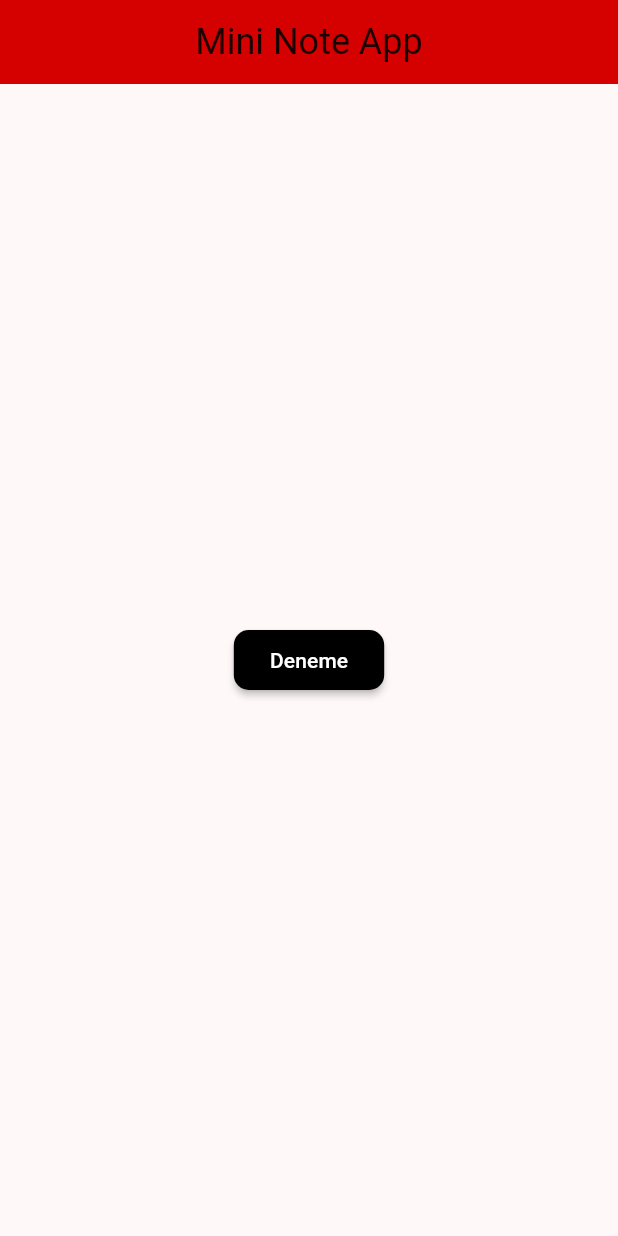
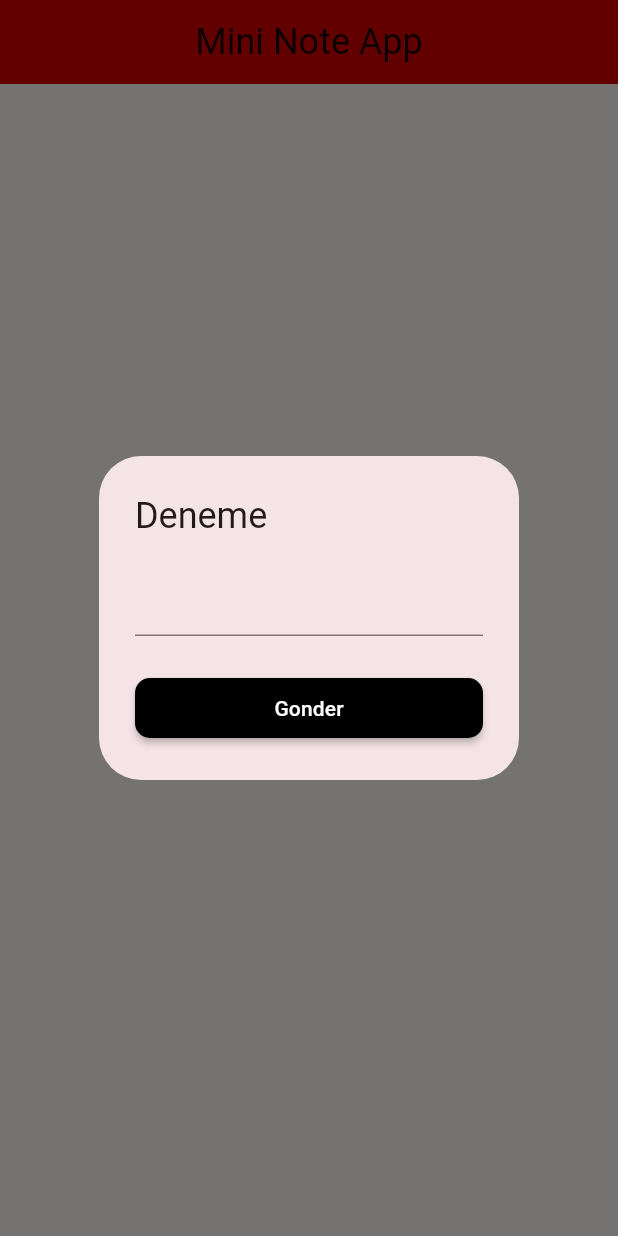
Before and after one commit to IsaTunahan/MiniNoteProject, a Flutter app: the screen it shows after launch, after a tap on "Deneme", on a phone screen of 412 x 824 dp. Run offline on Flutter 3.47's test engine with Material 2 defaults, Android fonts, the phone set to English and light mode, and no system bars.

Commit message:
Custom NoteDialog added

```diff
--- /dev/null
+++ b/lib/utils/custom_show_dialog.dart
@@ -0,0 +1,38 @@
+import 'package:flutter/material.dart';
+import 'package:mini_note_project/widgets/custom_button.dart';
+
+class NoteDialog {
+  static void showAlertDialog(BuildContext context, String title, String initialValue, String buttonText,
+      void Function(String) onDialogSubmit) {
+    String updateValue = initialValue;
+
+    showDialog(
+        context: context,
+        builder: (BuildContext context) {
+          return AlertDialog(
+            title: Text(title),
+            content: TextFormField(
+              initialValue: initialValue,
+              onChanged: (value) {
+                updateValue = value;
+              },
+            ),
+            actions: [
+              Row(
+                children: [
+                  Expanded(
+                    child: CustomButton(
+                      buttonText: buttonText,
+                      buttonOnPressed: () {
+                        onDialogSubmit(updateValue);
+                        Navigator.of(context).pop();
+                      },
+                    ),
+                  ),
+                ],
+              )
+            ],
+          );
+        });
+  }
+}
--- a/lib/view/my_home_page.dart
+++ b/lib/view/my_home_page.dart
@@ -1,4 +1,5 @@
 import 'package:flutter/material.dart';
+import 'package:mini_note_project/utils/custom_show_dialog.dart';
 import 'package:mini_note_project/view_modal/note_view_modal.dart';
 import 'package:mini_note_project/widgets/custom_button.dart';
 
@@ -9,6 +10,8 @@ class MyHomePage extends StatefulWidget {
 
   @override
   State<MyHomePage> createState() => _MyHomePageState();
+
+
 }
 
 class _MyHomePageState extends State<MyHomePage> {
@@ -19,7 +22,14 @@ class _MyHomePageState extends State<MyHomePage> {
       appBar: AppBar(
         title: const Text(title),
       ),
-      body: Center(child: CustomButton(buttonOnPressed: (){}, buttonText: 'Deneme',),),
+      body: Center(
+        child: CustomButton(
+          buttonOnPressed: () {
+            NoteDialog.showAlertDialog(context, 'Deneme', '', 'Gonder', (p0) {});
+          },
+          buttonText: 'Deneme',
+        ),
+      ),
     );
   }
 }
```
